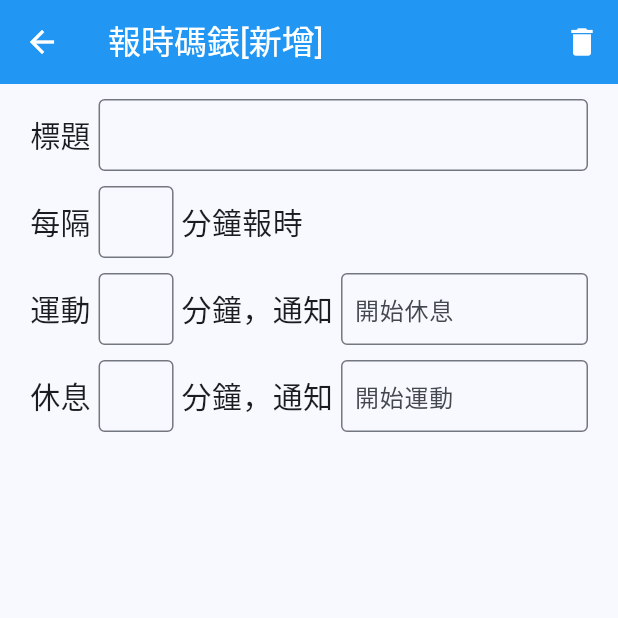
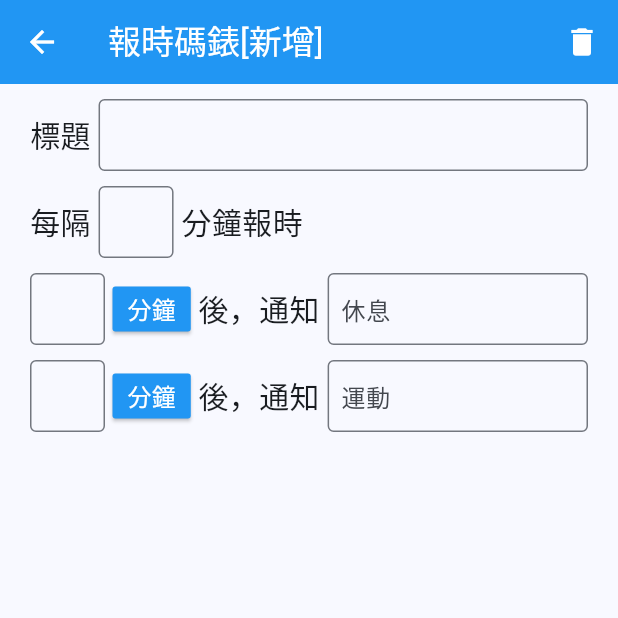
Before and after one commit to jimchen5342/stopwatch, a Flutter app: the screen it shows after launch, after a tap on the "add" icon, on a phone screen of 412 x 824 dp, the top half of it. Run offline on Flutter 3.47's test engine with Material 3 defaults, Android fonts, the phone set to English and light mode, and no system bars; our stand-ins replace flutter_tts, localstorage, package_info_plus; missing offline and left inert: flutter_background_service, flutter_background_service_android.

Commit message:
2025-06-13

```diff
--- a/lib/main.dart
+++ b/lib/main.dart
@@ -25,7 +25,7 @@ class MyApp extends StatelessWidget with WidgetsBindingObserver {
   }
   @override
   void didChangeAppLifecycleState(AppLifecycleState state) async {
-    print("stopWatch: didChangeAppLifecycleState: $state");
+    // print("stopWatch: didChangeAppLifecycleState: $state");
     if (AppLifecycleState.detached == state) {
       // APP 被銷毀、釋放
       bool isRunning = await _service.isRunning();
--- a/lib/stopwatch/stopwatchEdit.dart
+++ b/lib/stopwatch/stopwatchEdit.dart
@@ -18,6 +18,7 @@ class _StopWatchEditState extends State<StopWatchEdit> {
       ctrlInterval1Txt = TextEditingController(),
       ctrlInterval2Txt = TextEditingController();
   bool isEdit = false;
+  dynamic unit = {"interval1": "M", "interval2": "M"};
 
   @override
   initState() {
@@ -26,20 +27,31 @@ class _StopWatchEditState extends State<StopWatchEdit> {
     WidgetsBinding.instance.addPostFrameCallback((_) async {
       json = ModalRoute.of(context)?.settings.arguments;
       if (json != null) {
+        setState(() {});
         title = "編輯";
         ctrlTitle.text = json["title"];
         ctrlInterval.text = json["interval"].toString();
-        if (json is Map && json.containsKey('interval1')) {
+        if (json is Map) {
+          if (json.containsKey('interval1')) {
             ctrlInterval1.text = json["interval1"].toString();
           }
-        if (json is Map && json.containsKey('interval2')) {
+          if (json.containsKey('interval2')) {
             ctrlInterval2.text = json["interval2"].toString();
           }
-        if (json is Map && json.containsKey('interval1Txt')) {
+          if (json.containsKey('interval1Txt')) {
             ctrlInterval1Txt.text = json["interval1Txt"];
           }
-        if (json is Map && json.containsKey('interval2Txt')) {
+          if (json.containsKey('interval2Txt')) {
             ctrlInterval2Txt.text = json["interval2Txt"];
+          }
+          if (json.containsKey('interval1Unit') &&
+              json["interval1Unit"] is String) {
+            unit["interval1"] = json["interval1Unit"];
+          }
+          if (json.containsKey('interval2Unit') &&
+              json["interval2Unit"] is String) {
+            unit["interval2"] = json["interval2Unit"];
+          }
         }
       }
     });
@@ -110,15 +122,6 @@ class _StopWatchEditState extends State<StopWatchEdit> {
   }
 
   Widget body() {
-    final ButtonStyle raisedButtonStyle = ElevatedButton.styleFrom(
-      foregroundColor: Colors.white,
-      backgroundColor: Colors.blue,
-      minimumSize: Size(88, 36),
-      padding: EdgeInsets.symmetric(horizontal: 16),
-      shape: const RoundedRectangleBorder(
-        borderRadius: BorderRadius.all(Radius.circular(2)),
-      ),
-    );
     return Column(
       children: [
         SizedBox(height: 10), // 第一列，標題
@@ -182,20 +185,45 @@ class _StopWatchEditState extends State<StopWatchEdit> {
           ],
         ),
         SizedBox(height: 10), // 第三列
-        Row(
-          children: [
-            SizedBox(width: 20),
-            Text(
-              "運動 ",
+        _row("1"),
+        SizedBox(height: 10), // 第四列
+        _row("2"),
+        // Expanded(flex: 1, child: Container()),
+        SizedBox(height: 10),
+        if (isEdit == true)
+          ElevatedButton(
+            style: ElevatedButton.styleFrom(
+              foregroundColor: Colors.white,
+              backgroundColor: Colors.blue,
+              minimumSize: Size(120, 40),
+              padding: EdgeInsets.symmetric(horizontal: 16),
+              shape: const RoundedRectangleBorder(
+                borderRadius: BorderRadius.all(Radius.circular(2)),
+              ),
+            ),
+            onPressed: () {
+              save();
+            },
+            child: Text(
+              '存檔',
               style: TextStyle(
                 fontSize: 20,
                 // color: Colors.white,
               ),
             ),
+          ),
+      ],
+    );
+  }
+
+  Widget _row(String index) {
+    return Row(
+      children: [
+        SizedBox(width: 20),
         SizedBox(
           width: 50,
           child: TextField(
-                controller: ctrlInterval1,
+            controller: index == "1" ? ctrlInterval1 : ctrlInterval2,
             keyboardType: TextInputType.number,
             decoration: InputDecoration(
               contentPadding: EdgeInsets.all(5.0),
@@ -203,12 +231,36 @@ class _StopWatchEditState extends State<StopWatchEdit> {
               // hintText: '',
             ),
             onChanged: (text) {
-                  onChange(ctrlInterval1);
+              onChange(index == "1" ? ctrlInterval1 : ctrlInterval2);
             },
           ),
         ),
+        SizedBox(width: 5),
+        ElevatedButton(
+          style: ElevatedButton.styleFrom(
+            foregroundColor: Colors.white,
+            backgroundColor: Colors.blue,
+            minimumSize: Size(30, 30),
+            padding: EdgeInsets.symmetric(horizontal: 10),
+            shape: const RoundedRectangleBorder(
+              borderRadius: BorderRadius.all(Radius.circular(2)),
+            ),
+          ),
+          onPressed: () {
+            setState(() {
+              unit["interval$index"] =
+                  unit["interval$index"] == "S" ? "M" : "S";
+              isEdit = true;
+            });
+          },
+          child: Text(
+            "${unit["interval$index"] == "S" ? "秒" : "分"}鐘",
+            style: TextStyle(fontSize: 16),
+          ),
+        ),
+        SizedBox(width: 5),
         Text(
-              " 分鐘，通知 ",
+          "後，通知 ",
           style: TextStyle(
             fontSize: 20,
             // color: Colors.white,
@@ -216,85 +268,24 @@ class _StopWatchEditState extends State<StopWatchEdit> {
         ),
         Expanded(
           child: TextField(
-                controller: ctrlInterval1Txt,
+            controller: index == "1" ? ctrlInterval1Txt : ctrlInterval2Txt,
             decoration: InputDecoration(
               contentPadding: EdgeInsets.all(5.0),
               border: OutlineInputBorder(),
-                  hintText: "開始休息",
+              hintText: index == "1" ? "休息" : "運動",
             ),
             onChanged: (text) {
-                  onChange(ctrlInterval1Txt);
+              onChange(index == "1" ? ctrlInterval1Txt : ctrlInterval2Txt);
             },
           ),
         ),
         SizedBox(width: 20),
       ],
-        ),
-        SizedBox(height: 10), // 第四列
-        Row(
-          children: [
-            SizedBox(width: 20),
-            Text(
-              "休息 ",
-              style: TextStyle(
-                fontSize: 20,
-                // color: Colors.white,
-              ),
-            ),
-            SizedBox(
-              width: 50,
-              child: TextField(
-                controller: ctrlInterval2,
-                keyboardType: TextInputType.number,
-                decoration: InputDecoration(
-                  contentPadding: EdgeInsets.all(5.0),
-                  border: OutlineInputBorder(),
-                  // hintText: '',
-                ),
-                onChanged: (text) {
-                  onChange(ctrlInterval2);
-                },
-              ),
-            ),
-            Text(
-              " 分鐘，通知 ",
-              style: TextStyle(
-                fontSize: 20,
-                // color: Colors.white,
-              ),
-            ),
-            Expanded(
-              child: TextField(
-                controller: ctrlInterval2Txt,
-                decoration: InputDecoration(
-                  contentPadding: EdgeInsets.all(5.0),
-                  border: OutlineInputBorder(),
-                  hintText: "開始運動",
-                ),
-                onChanged: (text) {
-                  onChange(ctrlInterval2Txt);
-                },
-              ),
-            ),
-            SizedBox(width: 20),
-          ],
-        ),
-        // Expanded(flex: 1, child: Container()),
-        SizedBox(height: 20),
-        if (isEdit == true)
-          ElevatedButton(
-            style: raisedButtonStyle,
-            onPressed: () {
-              save();
-            },
-            child: Text('存檔'),
-          ),
-      ],
     );
   }
 
   onChange(TextEditingController ctrl) {
-    String text = ctrl.text;
+    // String text = ctrl.text;
     isEdit = true;
   }
 
@@ -355,7 +346,16 @@ class _StopWatchEditState extends State<StopWatchEdit> {
         json["interval2"] = interval2;
         json["interval1Txt"] = ctrlInterval1Txt.text;
         json["interval2Txt"] = ctrlInterval2Txt.text;
+        if (json["interval1Unit"] == "S" ||
+            (json["interval1Unit"] != unit["interval1"])) {
+          json["interval1Unit"] = unit["interval1"];
         }
+        if (json["interval2Unit"] == "S" ||
+            (json["interval2Unit"] != unit["interval2"])) {
+          json["interval2Unit"] = unit["interval2"];
+        }
+      }
+      print(json);
       int index = stopwatchList.indexWhere((el) => el["key"] == json["key"]);
       stopwatchList[index] = json;
       await storage.writeJsonArray("stopwatch", stopwatchList);
--- a/lib/stopwatch/stopwatchList.dart
+++ b/lib/stopwatch/stopwatchList.dart
@@ -32,7 +32,17 @@ class _StopWatchListState extends State<StopWatchList> {
             "interval1": 4,
             "interval1Txt": "休息",
             "interval2": 1,
-            "interval2Txt": "開始跑步",
+            "interval2Txt": "運動",
+          },
+          {
+            "key": 3,
+            "title": "健走",
+            "interval": 1,
+            "interval1": 1,
+            "interval1Txt": "跑步",
+            "interval2": 20,
+            "interval2Unit": "S",
+            "interval2Txt": "慢走",
           },
         ];
         storage.writeJsonArray("stopwatch", _stopwatchList);
@@ -59,10 +69,18 @@ class _StopWatchListState extends State<StopWatchList> {
         s1 = '間隔 ${json['interval']} 分鐘報時';
       }
       if (json["interval1"] is num && json["interval1"] > 0) {
-        s1 += "；運動${json["interval1"]}分鐘"; // ，${json["interval1Txt"]}
+        String unit =
+            json["interval1Unit"] is String && json["interval1Unit"] == "S"
+                ? "秒"
+                : "分";
+        s1 += "；${json["interval1"]}${unit}鐘後${json["interval1Txt"]}";
       }
       if (json["interval2"] is num && json["interval2"] > 0) {
-        s1 += "，休息${json["interval2"]}分鐘"; // ，${json["interval2Txt"]}
+        String unit =
+            json["interval2Unit"] is String && json["interval2Unit"] == "S"
+                ? "秒"
+                : "分";
+        s1 += "，${json["interval2"]}${unit}鐘後${json["interval2Txt"]}";
       }
     } else {
       print('myData 不包含 key "age" 或 myData 不是一個 Map');
@@ -123,6 +141,9 @@ class _StopWatchListState extends State<StopWatchList> {
                 fontSize: 14,
                 // color: Colors.white,
               ),
+              overflow: TextOverflow.ellipsis,
+              maxLines: 1,
+              softWrap: false,
             ),
             onTap: () async {
               active = index;
```
Also changed, not shown: lib/stopwatch/stopwatch.dart (+25 -8 lines). Lines whose indentation alone changed are shown as unchanged.
